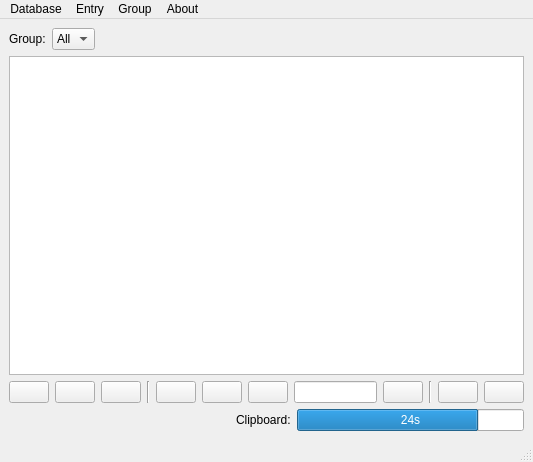
Old version of the form src/resources/views/main.ui in the repository VladZodchey/lockandkey.
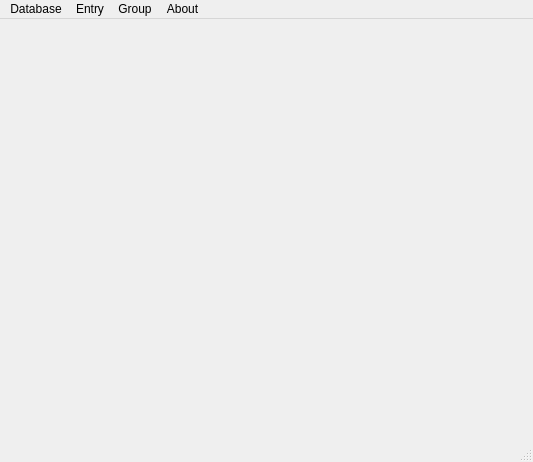
New version of the form. Icons and pictures are not drawn.

Commit message: Выделил таблицы в отдельный виджет; Moved secrets table into a separate widget.

Diff of the .ui file:
```diff
--- a/src/resources/views/main.ui
+++ b/src/resources/views/main.ui
@@ -14,377 +14,7 @@
    <string>MainWindow</string>
   </property>
   <widget class="QWidget" name="centralwidget">
-   <layout class="QVBoxLayout" name="verticalLayout">
-    <item>
-     <layout class="QHBoxLayout" name="groupLayout">
-      <item>
-       <layout class="QFormLayout" name="formLayout">
-        <item row="0" column="0">
-         <widget class="QLabel" name="groupLabel">
-          <property name="text">
-           <string>Group:</string>
-          </property>
-         </widget>
-        </item>
-        <item row="0" column="1">
-         <widget class="QComboBox" name="groupCombo">
-          <item>
-           <property name="text">
-            <string>All</string>
-           </property>
-          </item>
-         </widget>
-        </item>
-       </layout>
-      </item>
-      <item>
-       <spacer name="horizontalSpacer_2">
-        <property name="orientation">
-         <enum>Qt::Horizontal</enum>
-        </property>
-        <property name="sizeType">
-         <enum>QSizePolicy::Expanding</enum>
-        </property>
-        <property name="sizeHint" stdset="0">
-         <size>
-          <width>40</width>
-          <height>20</height>
-         </size>
-        </property>
-       </spacer>
-      </item>
-     </layout>
-    </item>
-    <item>
-     <widget class="QTableWidget" name="secretsTable"/>
-    </item>
-    <item>
-     <layout class="QHBoxLayout" name="controlLayout">
-      <item>
-       <widget class="QPushButton" name="openDbButton">
-        <property name="sizePolicy">
-         <sizepolicy hsizetype="Fixed" vsizetype="Fixed">
-          <horstretch>0</horstretch>
-          <verstretch>0</verstretch>
-         </sizepolicy>
-        </property>
-        <property name="minimumSize">
-         <size>
-          <width>0</width>
-          <height>0</height>
-         </size>
-        </property>
-        <property name="text">
-         <string/>
-        </property>
-        <property name="icon">
-         <iconset>
-          <normaloff>../icons/open.svg</normaloff>../icons/open.svg</iconset>
-        </property>
-        <property name="iconSize">
-         <size>
-          <width>24</width>
-          <height>24</height>
-         </size>
-        </property>
-       </widget>
-      </item>
-      <item>
-       <widget class="QPushButton" name="saveDbButton">
-        <property name="sizePolicy">
-         <sizepolicy hsizetype="Fixed" vsizetype="Fixed">
-          <horstretch>0</horstretch>
-          <verstretch>0</verstretch>
-         </sizepolicy>
-        </property>
-        <property name="minimumSize">
-         <size>
-          <width>0</width>
-          <height>0</height>
-         </size>
-        </property>
-        <property name="text">
-         <string/>
-        </property>
-        <property name="icon">
-         <iconset>
-          <normaloff>../icons/save.svg</normaloff>../icons/save.svg</iconset>
-        </property>
-        <property name="iconSize">
-         <size>
-          <width>24</width>
-          <height>24</height>
-         </size>
-        </property>
-       </widget>
-      </item>
-      <item>
-       <widget class="QPushButton" name="lockDbButton">
-        <property name="sizePolicy">
-         <sizepolicy hsizetype="Fixed" vsizetype="Fixed">
-          <horstretch>0</horstretch>
-          <verstretch>0</verstretch>
-         </sizepolicy>
-        </property>
-        <property name="minimumSize">
-         <size>
-          <width>0</width>
-          <height>0</height>
-         </size>
-        </property>
-        <property name="text">
-         <string/>
-        </property>
-        <property name="icon">
-         <iconset>
-          <normaloff>../icons/lock.svg</normaloff>../icons/lock.svg</iconset>
-        </property>
-        <property name="iconSize">
-         <size>
-          <width>24</width>
-          <height>24</height>
-         </size>
-        </property>
-       </widget>
-      </item>
-      <item>
-       <widget class="Line" name="line">
-        <property name="orientation">
-         <enum>Qt::Vertical</enum>
-        </property>
-       </widget>
-      </item>
-      <item>
-       <widget class="QPushButton" name="addEntryButton">
-        <property name="sizePolicy">
-         <sizepolicy hsizetype="Fixed" vsizetype="Fixed">
-          <horstretch>0</horstretch>
-          <verstretch>0</verstretch>
-         </sizepolicy>
-        </property>
-        <property name="minimumSize">
-         <size>
-          <width>0</width>
-          <height>0</height>
-         </size>
-        </property>
-        <property name="text">
-         <string/>
-        </property>
-        <property name="icon">
-         <iconset>
-          <normaloff>../icons/create.svg</normaloff>../icons/create.svg</iconset>
-        </property>
-        <property name="iconSize">
-         <size>
-          <width>24</width>
-          <height>24</height>
-         </size>
-        </property>
-       </widget>
-      </item>
-      <item>
-       <widget class="QPushButton" name="editEntryButton">
-        <property name="sizePolicy">
-         <sizepolicy hsizetype="Fixed" vsizetype="Fixed">
-          <horstretch>0</horstretch>
-          <verstretch>0</verstretch>
-         </sizepolicy>
-        </property>
-        <property name="minimumSize">
-         <size>
-          <width>0</width>
-          <height>0</height>
-         </size>
-        </property>
-        <property name="text">
-         <string/>
-        </property>
-        <property name="icon">
-         <iconset>
-          <normaloff>../icons/edit.svg</normaloff>../icons/edit.svg</iconset>
-        </property>
-        <property name="iconSize">
-         <size>
-          <width>24</width>
-          <height>24</height>
-         </size>
-        </property>
-       </widget>
-      </item>
-      <item>
-       <widget class="QPushButton" name="deleteEntryButton">
-        <property name="sizePolicy">
-         <sizepolicy hsizetype="Fixed" vsizetype="Fixed">
-          <horstretch>0</horstretch>
-          <verstretch>0</verstretch>
-         </sizepolicy>
-        </property>
-        <property name="minimumSize">
-         <size>
-          <width>0</width>
-          <height>0</height>
-         </size>
-        </property>
-        <property name="text">
-         <string/>
-        </property>
-        <property name="icon">
-         <iconset>
-          <normaloff>../icons/delete.svg</normaloff>../icons/delete.svg</iconset>
-        </property>
-        <property name="iconSize">
-         <size>
-          <width>24</width>
-          <height>24</height>
-         </size>
-        </property>
-       </widget>
-      </item>
-      <item>
-       <widget class="QLineEdit" name="searchEdit">
-        <property name="minimumSize">
-         <size>
-          <width>0</width>
-          <height>0</height>
-         </size>
-        </property>
-       </widget>
-      </item>
-      <item>
-       <widget class="QPushButton" name="searchButton">
-        <property name="sizePolicy">
-         <sizepolicy hsizetype="Fixed" vsizetype="Fixed">
-          <horstretch>0</horstretch>
-          <verstretch>0</verstretch>
-         </sizepolicy>
-        </property>
-        <property name="minimumSize">
-         <size>
-          <width>0</width>
-          <height>0</height>
-         </size>
-        </property>
-        <property name="text">
-         <string/>
-        </property>
-        <property name="icon">
-         <iconset>
-          <normaloff>../icons/search.svg</normaloff>../icons/search.svg</iconset>
-        </property>
-        <property name="iconSize">
-         <size>
-          <width>24</width>
-          <height>24</height>
-         </size>
-        </property>
-       </widget>
-      </item>
-      <item>
-       <widget class="Line" name="line_2">
-        <property name="orientation">
-         <enum>Qt::Vertical</enum>
-        </property>
-       </widget>
-      </item>
-      <item>
-       <widget class="QPushButton" name="keyButton">
-        <property name="sizePolicy">
-         <sizepolicy hsizetype="Fixed" vsizetype="Fixed">
-          <horstretch>0</horstretch>
-          <verstretch>0</verstretch>
-         </sizepolicy>
-        </property>
-        <property name="minimumSize">
-         <size>
-          <width>0</width>
-          <height>0</height>
-         </size>
-        </property>
-        <property name="text">
-         <string/>
-        </property>
-        <property name="icon">
-         <iconset>
-          <normaloff>../icons/key_large.svg</normaloff>../icons/key_large.svg</iconset>
-        </property>
-        <property name="iconSize">
-         <size>
-          <width>24</width>
-          <height>24</height>
-         </size>
-        </property>
-       </widget>
-      </item>
-      <item>
-       <widget class="QPushButton" name="settingsButton">
-        <property name="sizePolicy">
-         <sizepolicy hsizetype="Fixed" vsizetype="Fixed">
-          <horstretch>0</horstretch>
-          <verstretch>0</verstretch>
-         </sizepolicy>
-        </property>
-        <property name="minimumSize">
-         <size>
-          <width>0</width>
-          <height>0</height>
-         </size>
-        </property>
-        <property name="text">
-         <string/>
-        </property>
-        <property name="icon">
-         <iconset>
-          <normaloff>../icons/settings.svg</normaloff>../icons/settings.svg</iconset>
-        </property>
-        <property name="iconSize">
-         <size>
-          <width>24</width>
-          <height>24</height>
-         </size>
-        </property>
-       </widget>
-      </item>
-     </layout>
-    </item>
-    <item>
-     <layout class="QHBoxLayout" name="clipboardLayout">
-      <item>
-       <spacer name="horizontalSpacer">
-        <property name="orientation">
-         <enum>Qt::Horizontal</enum>
-        </property>
-        <property name="sizeHint" stdset="0">
-         <size>
-          <width>40</width>
-          <height>20</height>
-         </size>
-        </property>
-       </spacer>
-      </item>
-      <item>
-       <widget class="QLabel" name="clipboardLabel">
-        <property name="text">
-         <string>Clipboard:</string>
-        </property>
-       </widget>
-      </item>
-      <item>
-       <widget class="QProgressBar" name="clipboardProgress">
-        <property name="maximum">
-         <number>30</number>
-        </property>
-        <property name="value">
-         <number>24</number>
-        </property>
-        <property name="format">
-         <string>%vs</string>
-        </property>
-       </widget>
-      </item>
-     </layout>
-    </item>
-   </layout>
+   <layout class="QVBoxLayout" name="verticalLayout"/>
   </widget>
   <widget class="QMenuBar" name="menubar">
    <property name="geometry">
```
The commit also changes 1 other file.
